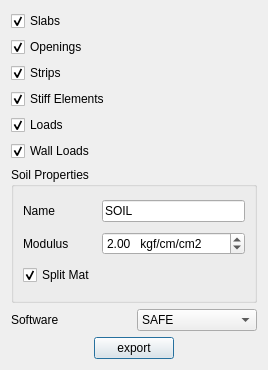
Above: safe/punch/Resources/ui/safe_panel.ui from ebrahimraeyat/OSAFE before the change. Below: the same form after it.
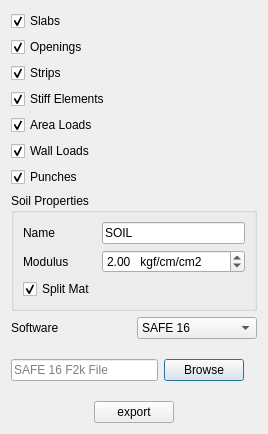
That is the form after the change.

Commit message: adding export to safe16 in Gui

The edit to the form file:
```diff
--- a/safe/punch/Resources/ui/safe_panel.ui
+++ b/safe/punch/Resources/ui/safe_panel.ui
@@ -7,7 +7,7 @@
     <x>0</x>
     <y>0</y>
     <width>268</width>
-    <height>370</height>
+    <height>434</height>
    </rect>
   </property>
   <property name="windowTitle">
@@ -57,7 +57,7 @@
    <item>
     <widget class="QCheckBox" name="loads_checkbox">
      <property name="text">
-      <string>Loads</string>
+      <string>Area Loads</string>
      </property>
      <property name="checked">
       <bool>true</bool>
@@ -74,6 +74,16 @@
      </property>
     </widget>
    </item>
+   <item>
+    <widget class="QCheckBox" name="punches">
+     <property name="text">
+      <string>Punches</string>
+     </property>
+     <property name="checked">
+      <bool>true</bool>
+     </property>
+    </widget>
+   </item>
    <item>
     <widget class="QGroupBox" name="groupBox">
      <property name="title">
@@ -143,9 +153,9 @@
     </widget>
    </item>
    <item>
-    <layout class="QHBoxLayout" name="horizontalLayout">
+    <layout class="QHBoxLayout" name="horizontalLayout_4">
      <item>
-      <widget class="QLabel" name="label">
+      <widget class="QLabel" name="label_5">
        <property name="text">
         <string>Software</string>
        </property>
@@ -155,9 +165,42 @@
       <widget class="QComboBox" name="software">
        <item>
         <property name="text">
-         <string>SAFE</string>
+         <string>SAFE 16</string>
         </property>
        </item>
+       <item>
+        <property name="text">
+         <string>SAFE 20</string>
+        </property>
+       </item>
+      </widget>
+     </item>
+    </layout>
+   </item>
+   <item>
+    <layout class="QHBoxLayout" name="horizontalLayout">
+     <item>
+      <widget class="QLineEdit" name="f2k_line_edit">
+       <property name="inputMask">
+        <string/>
+       </property>
+       <property name="placeholderText">
+        <string>SAFE 16 F2k File</string>
+       </property>
+      </widget>
+     </item>
+     <item>
+      <widget class="QPushButton" name="browse_button">
+       <property name="text">
+        <string>Browse</string>
+       </property>
+      </widget>
+     </item>
+     <item>
+      <widget class="QLabel" name="label">
+       <property name="text">
+        <string/>
+       </property>
       </widget>
      </item>
     </layout>
```
Left out of the diff: 2 changed lines with no effect on the pictures. The commit also changes 2 other files.
